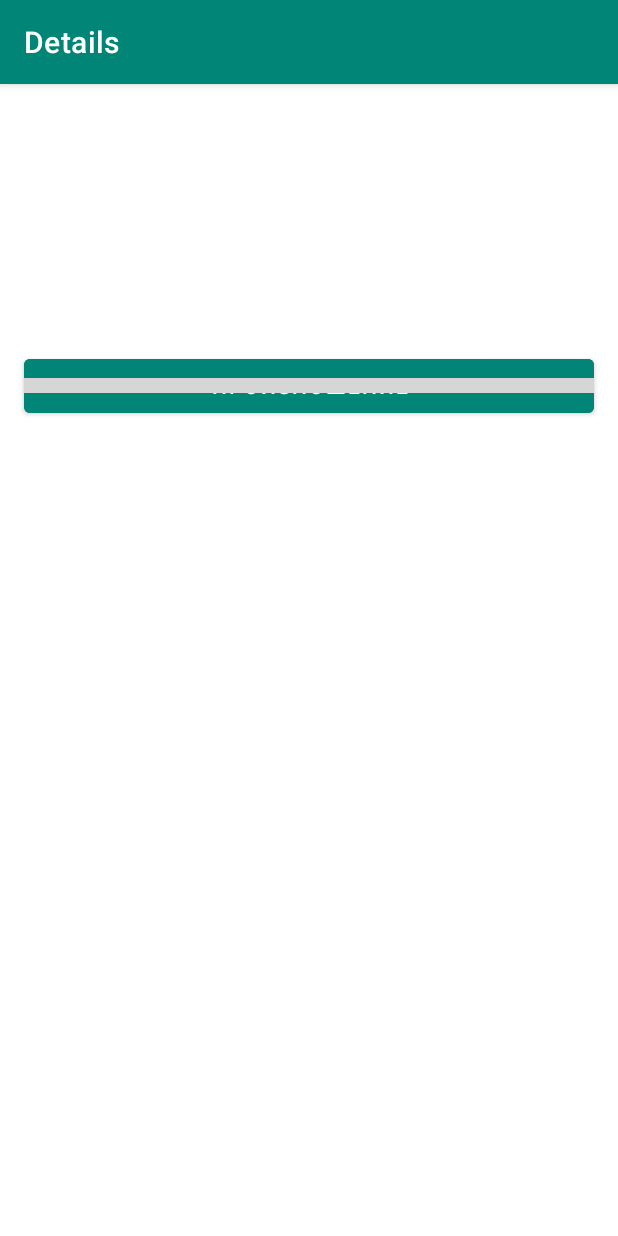
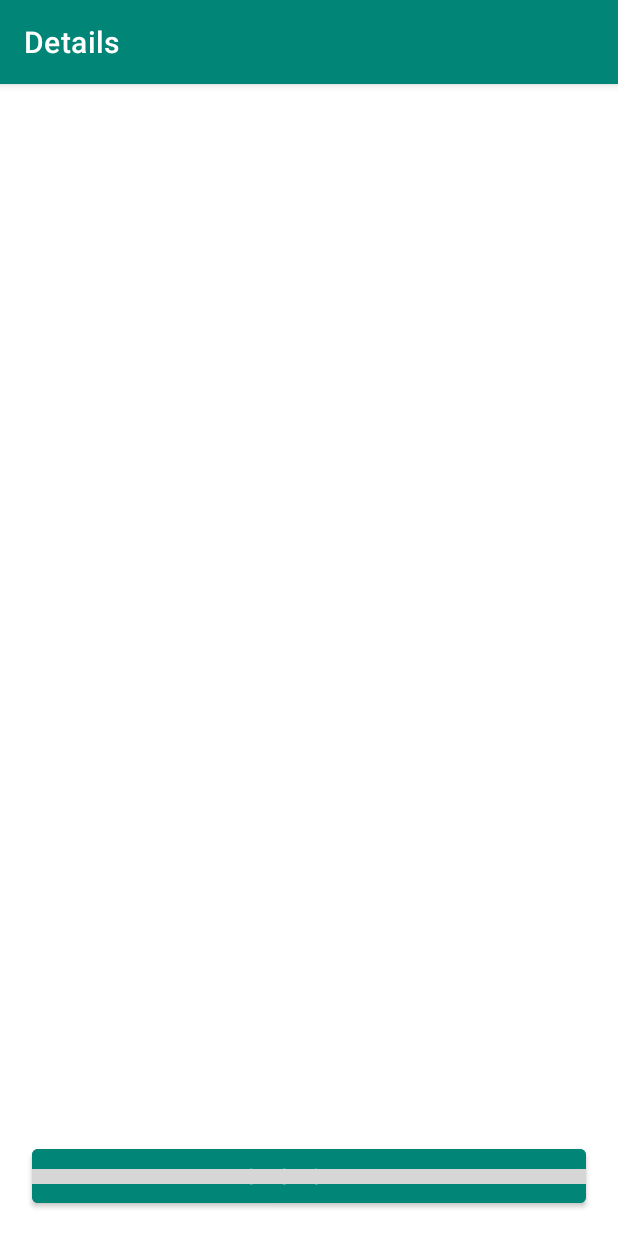
Before and after one commit to bartex12/ProfDevelop, an Android app: the DetailActivity screen opened directly, with no data from a screen before it, on a phone screen of 412 x 824 dp. Run offline under Robolectric (Android 15) with nearby library versions, the phone set to English and light mode, and no system bars; our stand-ins replace Picasso; pictures from the network do not load; grey boxes are pictures that could not be loaded.

Commit message:
урок 4 не катит пока

```diff
--- a/app/build.gradle
+++ b/app/build.gradle
@@ -26,12 +26,16 @@ android {
 }
 
 dependencies {
+
+    implementation fileTree(dir: 'libs', include: ['*.jar'])
     //AndroidX
     implementation 'androidx.appcompat:appcompat:1.2.0'
 
     //Design
     //You should not use the com.android.support and com.google.android.material dependencies in your app at the same time
     implementation 'com.google.android.material:material:1.3.0'
+    //recyclerview
+    implementation 'androidx.recyclerview:recyclerview:1.2.0'
 
     //Kotlin
     implementation 'androidx.core:core-ktx:1.3.2'
@@ -57,6 +61,7 @@ dependencies {
 
     //Dagger из проекта States
     implementation 'com.google.dagger:dagger:2.24'
+    implementation 'androidx.swiperefreshlayout:swiperefreshlayout:1.1.0'
     kapt 'com.google.dagger:dagger-compiler:2.24'
 
     //Coin
@@ -77,5 +82,5 @@ dependencies {
     testImplementation 'junit:junit:4.13.1'
     androidTestImplementation 'androidx.test:runner:1.3.0'
     androidTestImplementation 'androidx.test.espresso:espresso-core:3.3.0'
-    implementation fileTree(dir: 'libs', include: ['*.jar'])
+
 }
--- /dev/null
+++ b/app/src/main/java/geekbrains/ru/translator/utils/ui/EquilateralImageView.kt
@@ -0,0 +1,18 @@
+package geekbrains.ru.translator.utils.ui
+
+import android.content.Context
+import android.util.AttributeSet
+import androidx.appcompat.widget.AppCompatImageView
+
+class EquilateralImageView : AppCompatImageView {
+
+    constructor(context: Context) : super(context)
+
+    constructor(context: Context, attrs: AttributeSet) : super(context, attrs)
+
+    constructor(context: Context, attrs: AttributeSet, defStyleAttr: Int) : super(context, attrs, defStyleAttr)
+
+    override fun onMeasure(widthMeasureSpec: Int, heightMeasureSpec: Int) {
+        super.onMeasure(widthMeasureSpec, widthMeasureSpec)
+    }
+}
--- a/app/src/main/java/geekbrains/ru/translator/view/base/BaseActivity.kt
+++ b/app/src/main/java/geekbrains/ru/translator/view/base/BaseActivity.kt
@@ -11,7 +11,7 @@ import geekbrains.ru.translator.utils.ui.AlertDialogFragment
 abstract class BaseActivity<T : AppState> : AppCompatActivity() {
 
     companion object {
-        private const val DIALOG_FRAGMENT_TAG = "DIALOG_FRAGMENT_TAG"
+       const val DIALOG_FRAGMENT_TAG = "DIALOG_FRAGMENT_TAG"
     }
 
     abstract val model:ViewModel
--- a/app/src/main/java/geekbrains/ru/translator/view/main/DetailActivity.kt
+++ b/app/src/main/java/geekbrains/ru/translator/view/main/DetailActivity.kt
@@ -7,6 +7,8 @@ import com.squareup.picasso.Picasso
 import geekbrains.ru.translator.R
 import geekbrains.ru.translator.constants.Constants.Companion.DATA_MODEL
 import geekbrains.ru.translator.model.data.DataModel
+import geekbrains.ru.translator.utils.network.isOnline
+import geekbrains.ru.translator.utils.ui.AlertDialogFragment
 import kotlinx.android.synthetic.main.activity_detail.*
 
 class DetailActivity : AppCompatActivity() {
@@ -24,8 +26,9 @@ class DetailActivity : AppCompatActivity() {
         tv_text.text =  dataModel?.text?:""
         tv_transcription.text = dataModel?.meanings?.get(0)?.transcription?:""
         tv_translation.text = dataModel?.meanings?.get(0)?.translation?.text?:""
+
         val soundUrl = dataModel?.meanings?.get(0)?.soundUrl
-
+        Log.d(TAG, "DetailActivity onCreate soundUrl = $soundUrl")
         val imageUrl = dataModel?.meanings?.get(0)?.imageUrl
         Log.d(TAG, "DetailActivity onCreate imageUrl = $imageUrl")
 
@@ -43,5 +46,7 @@ class DetailActivity : AppCompatActivity() {
                 videoView_sound.start()
             }
         }
+
     }
+
 }
--- a/app/src/main/res/layout/activity_detail.xml
+++ b/app/src/main/res/layout/activity_detail.xml
@@ -1,10 +1,20 @@
 <?xml version="1.0" encoding="utf-8"?>
+
+<androidx.swiperefreshlayout.widget.SwipeRefreshLayout
+        xmlns:android="http://schemas.android.com/apk/res/android"
+        xmlns:tools="http://schemas.android.com/tools"
+        xmlns:app="http://schemas.android.com/apk/res-auto"
+        android:id="@+id/description_swipe"
+        android:layout_width="match_parent"
+        android:layout_height="match_parent"
+        android:paddingEnd="@dimen/margin_xx_small"
+        android:paddingLeft="@dimen/margin_xx_small"
+        android:paddingRight="@dimen/margin_xx_small"
+        android:paddingStart="@dimen/margin_xx_small">
+
 <androidx.constraintlayout.widget.ConstraintLayout
-        xmlns:android="http://schemas.android.com/apk/res/android"
-        xmlns:app="http://schemas.android.com/apk/res-auto"
-        xmlns:tools="http://schemas.android.com/tools"
         android:layout_width="match_parent"
-        android:layout_height="wrap_content">
+        android:layout_height="match_parent">
 
     <TextView
             android:id="@+id/tv_text"
@@ -12,9 +22,9 @@
             android:layout_height="wrap_content"
             android:text="@string/word"
             android:gravity="center"
-            android:textSize="32sp"
+            android:textSize="28sp"
             android:textColor="@color/color_black"
-            android:layout_margin="16dp"
+            android:layout_margin="8dp"
             app:layout_constraintEnd_toEndOf="parent"
             app:layout_constraintStart_toStartOf="parent"
             app:layout_constraintTop_toTopOf="parent" />
@@ -25,8 +35,8 @@
             android:layout_height="wrap_content"
             android:text="@string/transl"
             android:gravity="center"
-            android:textSize="22sp"
-            android:layout_margin="16dp"
+            android:textSize="20sp"
+            android:layout_margin="8dp"
             android:textColor="@color/color_black"
             app:layout_constraintTop_toBottomOf="@+id/tv_text"
             app:layout_constraintEnd_toEndOf="parent"
@@ -37,20 +47,21 @@
             android:layout_width="match_parent"
             android:layout_height="wrap_content"
             android:text="@string/transcr"
-            android:textSize="20sp"
+            android:textSize="18sp"
             android:gravity="center"
-            android:layout_margin="16dp"
+            android:layout_margin="8dp"
             app:layout_constraintTop_toBottomOf="@+id/tv_translation"
             app:layout_constraintEnd_toEndOf="parent"
             app:layout_constraintStart_toStartOf="parent"/>
 
-    <ImageView
+    <geekbrains.ru.translator.utils.ui.EquilateralImageView
             android:id="@+id/imageView"
             android:layout_width="match_parent"
-            android:layout_height="wrap_content"
-            android:layout_margin="16dp"
+            android:layout_height="0dp"
+            android:layout_margin="8dp"
             app:layout_constraintEnd_toEndOf="parent"
             app:layout_constraintStart_toStartOf="parent"
+            app:layout_constraintBottom_toTopOf="@id/buttonSound"
             app:layout_constraintTop_toBottomOf="@+id/tv_transcription"
             tools:srcCompat="@tools:sample/avatars" />
 
@@ -59,27 +70,28 @@
             android:layout_width="match_parent"
             android:layout_height="10dp"
             android:layout_marginStart="16dp"
+            android:layout_marginTop="16dp"
             android:layout_marginEnd="16dp"
-            android:layout_marginTop="32dp"
+            android:layout_marginBottom="16dp"
             android:backgroundTint="@color/colorPrimary"
             android:foregroundTint="@color/colorPrimary"
-            app:layout_constraintBottom_toBottomOf="parent"
+            app:layout_constraintBottom_toBottomOf="@+id/buttonSound"
             app:layout_constraintEnd_toEndOf="parent"
             app:layout_constraintStart_toStartOf="parent"
-            app:layout_constraintTop_toBottomOf="@+id/imageView"
-            app:layout_constraintVertical_bias="0.0" />
+            app:layout_constraintTop_toTopOf="@+id/buttonSound"/>
+
     <Button
             android:id="@+id/buttonSound"
             android:layout_width="match_parent"
             android:layout_height="wrap_content"
+            android:layout_margin="16dp"
+            android:backgroundTint="?colorPrimary"
+            android:padding="8dp"
             android:text="@string/pronons"
-            android:backgroundTint="?colorPrimary"
-            android:layout_margin="16dp"
-            android:padding="8dp"
             android:textColor="@color/color_white"
-            app:layout_constraintTop_toTopOf="@+id/videoView_sound"
-            app:layout_constraintBottom_toBottomOf="@id/videoView_sound"
+            app:layout_constraintBottom_toBottomOf="parent"
             app:layout_constraintEnd_toEndOf="parent"
             app:layout_constraintStart_toStartOf="parent"/>
 
 </androidx.constraintlayout.widget.ConstraintLayout>
+</androidx.swiperefreshlayout.widget.SwipeRefreshLayout>
```
